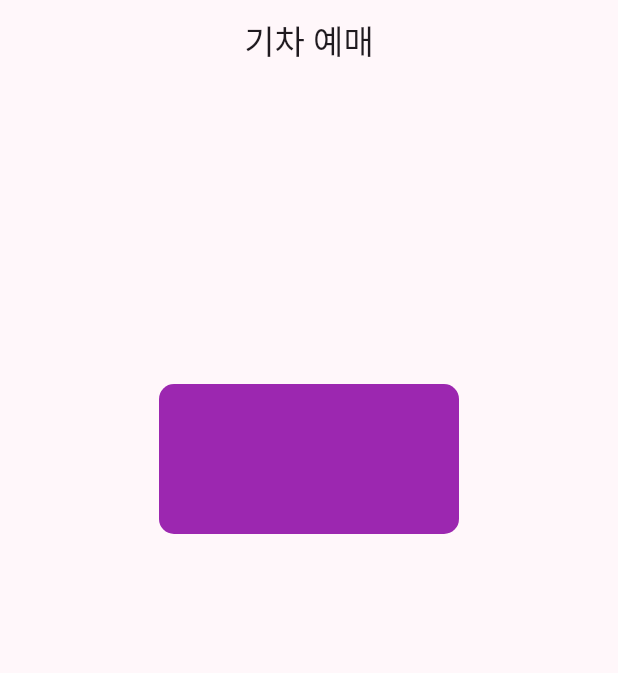
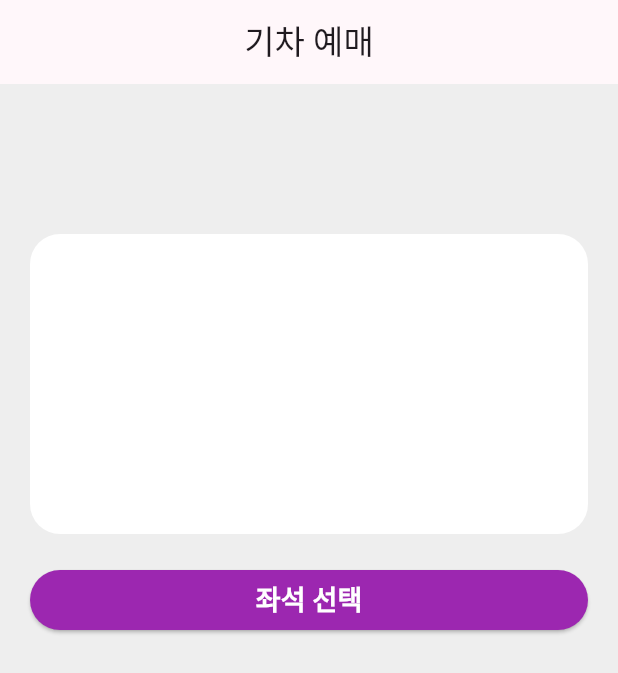
Before and after one commit to marion419/flutter_train_app, a Flutter app: the screen it shows after launch, on a phone screen of 412 x 824 dp. Shown: the top 673 px of the screen. Run offline on Flutter 3.47's test engine with Material 3 defaults, Android fonts, the phone set to English and light mode, and no system bars.

Commit message:
패딩 설정

```diff
--- a/lib/pages/home/home_page.dart
+++ b/lib/pages/home/home_page.dart
@@ -12,24 +12,42 @@ class _MyHomePageState extends State<MyHomePage> {
   @override
   Widget build(BuildContext context) {
     return Scaffold(
+      backgroundColor: Colors.grey[200],
       appBar: AppBar(
         centerTitle: true,
         title: Text('기차 예매'),
       ),
-      body: Column(
-        children: [
-          SizedBox(height: 200),
-          Center(
-            child: Container(
-              width: 200,
-              height: 100,
-              decoration: BoxDecoration(
-                borderRadius: BorderRadius.circular(10),
-                color: Theme.of(context).highlightColor,
+      body: Padding(
+        padding: const EdgeInsets.symmetric(horizontal: 20),
+        child: Column(
+          children: [
+            SizedBox(height: 100),
+            Center(
+              child: Container(
+                width: double.infinity,
+                height: 200,
+                decoration: BoxDecoration(
+                  borderRadius: BorderRadius.circular(20),
+                  color: Colors.white,
+                ),
               ),
             ),
-          )
-        ],
+            SizedBox(height: 20,),
+            SizedBox(
+              width: double.infinity,
+              child: ElevatedButton(
+                onPressed: (){},
+                child:
+                  Text('좌석 선택',
+                    style: TextStyle(
+                      fontSize: 18,
+                      fontWeight: FontWeight.bold,
+                    ),
+                  ),
+              ),
+            ),
+          ],
+        ),
       ),
     );
   }
```
